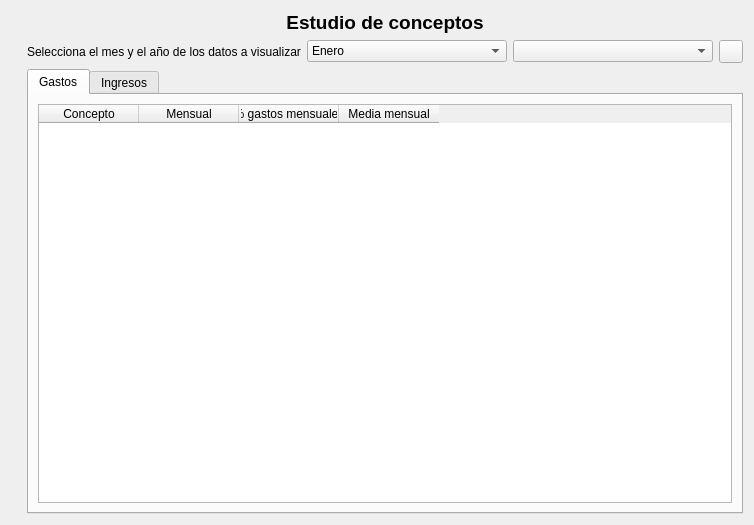
Qt form ui/wdgConceptos.ui (turulomio/xulpymoney) before a commit.
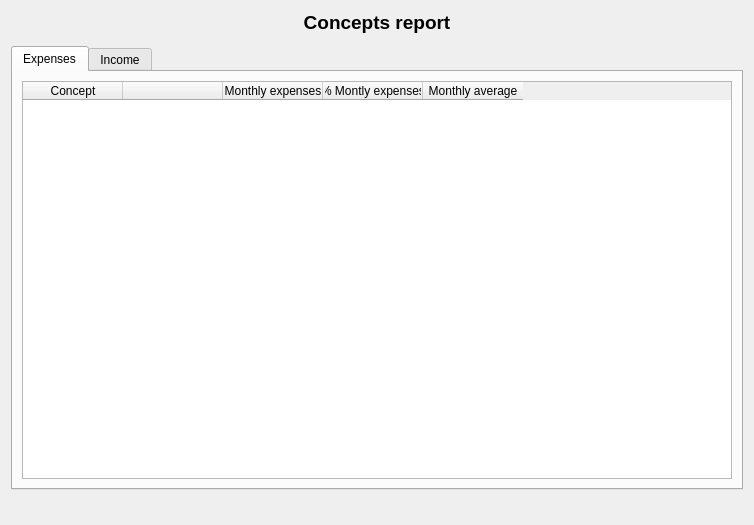
The same form after that commit. Icons and pictures are not drawn. Custom widgets are drawn as their Qt base class.

Commit message: Mejorado conceptos

Patch:
```diff
--- a/ui/wdgConceptos.ui
+++ b/ui/wdgConceptos.ui
@@ -13,24 +13,7 @@
   <property name="windowTitle">
    <string>Form</string>
   </property>
-  <layout class="QHBoxLayout" name="horizontalLayout_4">
-   <item>
-    <widget class="QLabel" name="lblTotal">
-     <property name="font">
-      <font>
-       <pointsize>12</pointsize>
-       <weight>75</weight>
-       <bold>true</bold>
-      </font>
-     </property>
-     <property name="text">
-      <string/>
-     </property>
-     <property name="alignment">
-      <set>Qt::AlignCenter</set>
-     </property>
-    </widget>
-   </item>
+  <layout class="QVBoxLayout" name="verticalLayout_2">
    <item>
     <layout class="QVBoxLayout" name="verticalLayout">
      <item>
@@ -43,7 +26,7 @@
         </font>
        </property>
        <property name="text">
-        <string>Estudio de conceptos</string>
+        <string>Concepts report</string>
        </property>
        <property name="alignment">
         <set>Qt::AlignCenter</set>
@@ -51,90 +34,7 @@
       </widget>
      </item>
      <item>
-      <layout class="QHBoxLayout" name="horizontalLayout_3">
-       <item>
-        <widget class="QLabel" name="label_4">
-         <property name="text">
-          <string>Selecciona el mes y el año de los datos a visualizar</string>
-         </property>
-        </widget>
-       </item>
-       <item>
-        <widget class="QComboBox" name="cmbMonth">
-         <item>
-          <property name="text">
-           <string>Enero</string>
-          </property>
-         </item>
-         <item>
-          <property name="text">
-           <string>Febrero</string>
-          </property>
-         </item>
-         <item>
-          <property name="text">
-           <string>Marzo</string>
-          </property>
-         </item>
-         <item>
-          <property name="text">
-           <string>Abril</string>
-          </property>
-         </item>
-         <item>
-          <property name="text">
-           <string>Mayo</string>
-          </property>
-         </item>
-         <item>
-          <property name="text">
-           <string>Junio</string>
-          </property>
-         </item>
-         <item>
-          <property name="text">
-           <string>Julio</string>
-          </property>
-         </item>
-         <item>
-          <property name="text">
-           <string>Agosto</string>
-          </property>
-         </item>
-         <item>
-          <property name="text">
-           <string>Septiembre</string>
-          </property>
-         </item>
-         <item>
-          <property name="text">
-           <string>Octubre</string>
-          </property>
-         </item>
-         <item>
-          <property name="text">
-           <string>Noviembre</string>
-          </property>
-         </item>
-         <item>
-          <property name="text">
-           <string>Diciembre</string>
-          </property>
-         </item>
-        </widget>
-       </item>
-       <item>
-        <widget class="QComboBox" name="cmbYear"/>
-       </item>
-       <item>
-        <widget class="QToolButton" name="cmd">
-         <property name="icon">
-          <iconset resource="../images/xulpymoney.qrc">
-           <normaloff>:/xulpymoney/search.png</normaloff>:/xulpymoney/search.png</iconset>
-         </property>
-        </widget>
-       </item>
-      </layout>
+      <widget class="wdgYearMonth" name="wdgYM" native="true"/>
      </item>
      <item>
       <widget class="QTabWidget" name="tabWidget">
@@ -143,7 +43,7 @@
        </property>
        <widget class="QWidget" name="tab">
         <attribute name="title">
-         <string>Gastos</string>
+         <string>Expenses</string>
         </attribute>
         <layout class="QHBoxLayout" name="horizontalLayout">
          <item>
@@ -171,22 +71,27 @@
            </attribute>
            <column>
             <property name="text">
-             <string>Concepto</string>
+             <string>Concept</string>
             </property>
            </column>
            <column>
             <property name="text">
-             <string>Mensual</string>
+             <string/>
             </property>
            </column>
            <column>
             <property name="text">
-             <string>% gastos mensuales</string>
+             <string>Monthly expenses</string>
             </property>
            </column>
            <column>
             <property name="text">
-             <string>Media mensual</string>
+             <string>% Montly expenses</string>
+            </property>
+           </column>
+           <column>
+            <property name="text">
+             <string>Monthly average</string>
             </property>
            </column>
           </widget>
@@ -195,7 +100,7 @@
        </widget>
        <widget class="QWidget" name="tab_2">
         <attribute name="title">
-         <string>Ingresos</string>
+         <string>Income</string>
         </attribute>
         <layout class="QHBoxLayout" name="horizontalLayout_2">
          <item>
@@ -249,6 +154,23 @@
      </item>
     </layout>
    </item>
+   <item>
+    <widget class="QLabel" name="lblTotal">
+     <property name="font">
+      <font>
+       <pointsize>12</pointsize>
+       <weight>75</weight>
+       <bold>true</bold>
+      </font>
+     </property>
+     <property name="text">
+      <string/>
+     </property>
+     <property name="alignment">
+      <set>Qt::AlignCenter</set>
+     </property>
+    </widget>
+   </item>
   </layout>
   <action name="actionCuentaNueva">
    <property name="icon">
@@ -281,6 +203,12 @@
    <extends>QTableWidget</extends>
    <header location="global">myqtablewidget</header>
   </customwidget>
+  <customwidget>
+   <class>wdgYearMonth</class>
+   <extends>QWidget</extends>
+   <header location="global">wdgYearMonth</header>
+   <container>1</container>
+  </customwidget>
  </customwidgets>
  <resources>
   <include location="../images/xulpymoney.qrc"/>
```
Left out of the diff: 17 changed lines with no effect on the pictures. The commit also changes 5 other files.
